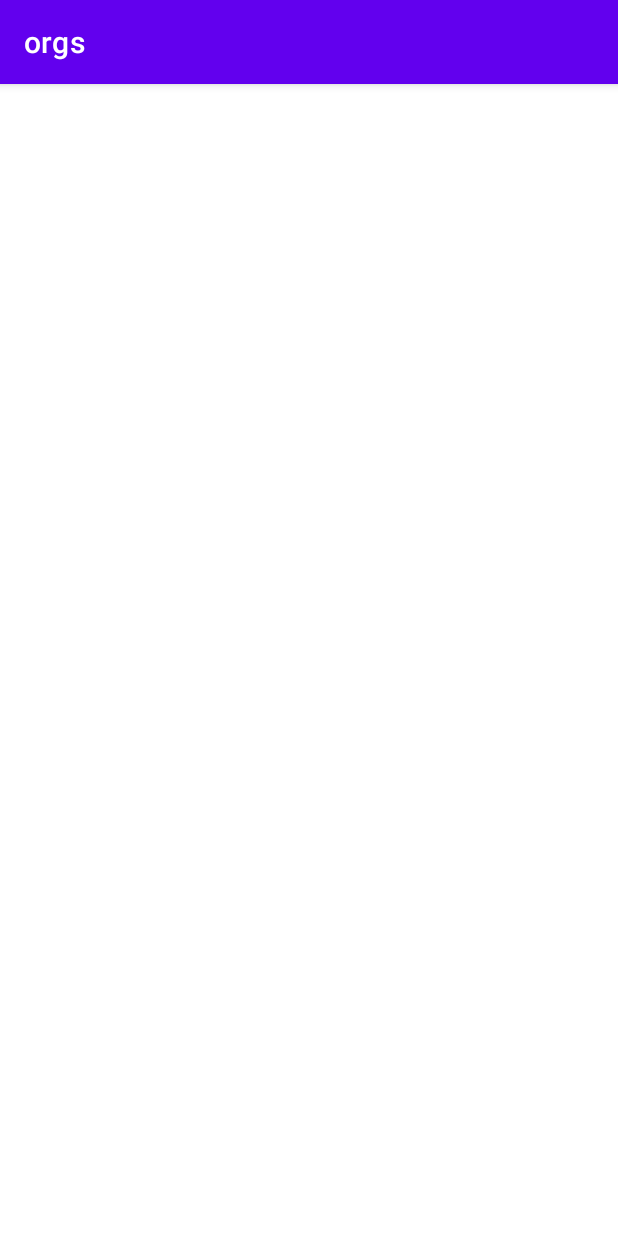
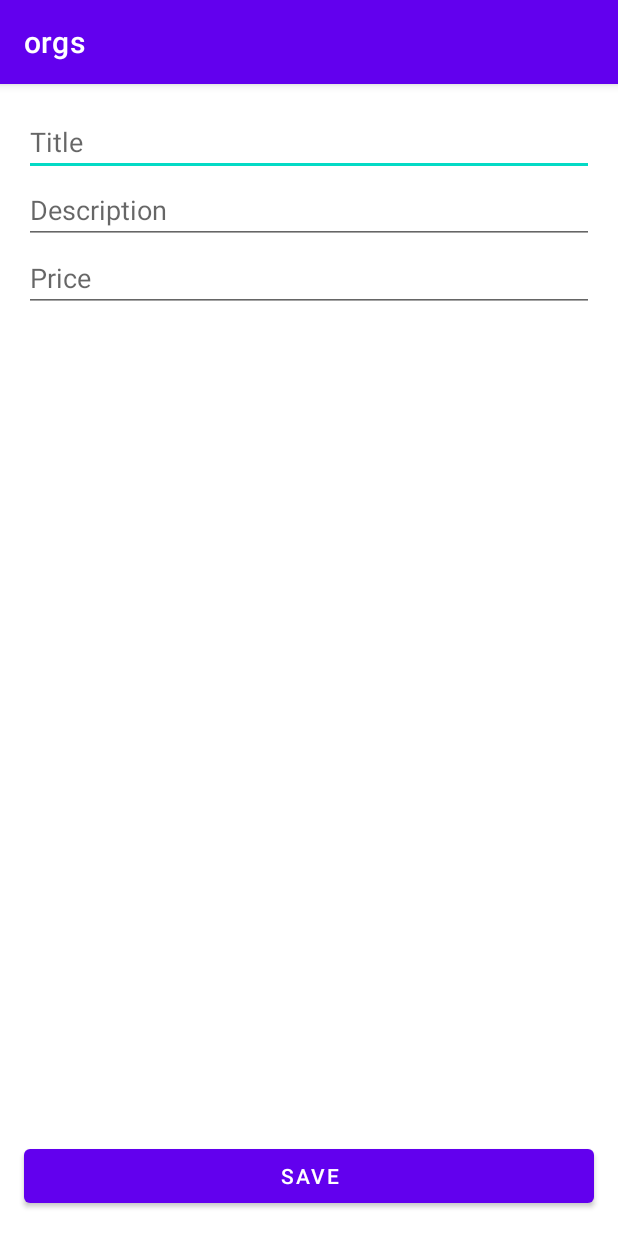
Before and after one commit to aline-mattos/orgs, an Android app: the ProductFormActivity screen opened directly, with no data from a screen before it, on a phone screen of 412 x 824 dp. Run offline under Robolectric (Android 15) with nearby library versions, the phone set to English and light mode, and no system bars.

Commit message:
implementing form

```diff
--- a/app/src/main/java/com/belominha/orgs/model/Product.kt
+++ b/app/src/main/java/com/belominha/orgs/model/Product.kt
@@ -2,8 +2,8 @@ package com.belominha.orgs.model
 
 import java.math.BigDecimal
 
-class Product(
+data class Product(
     val title: String,
     val description: String,
-    val value: BigDecimal
+    val price: BigDecimal
 )
--- a/app/src/main/java/com/belominha/orgs/ui/recyclerview/viewholder/ProductViewHolder.kt
+++ b/app/src/main/java/com/belominha/orgs/ui/recyclerview/viewholder/ProductViewHolder.kt
@@ -13,6 +13,6 @@ class ProductViewHolder(view: View) : RecyclerView.ViewHolder(view) {
         val description = itemView.findViewById<TextView>(R.id.description)
         description.text = product.description
         val value = itemView.findViewById<TextView>(R.id.value)
-        value.text = product.value.toPlainString()
+        value.text = product.price.toPlainString()
     }
 }
--- a/app/src/main/res/layout/activity_product_form.xml
+++ b/app/src/main/res/layout/activity_product_form.xml
@@ -1,9 +1,55 @@
 <?xml version="1.0" encoding="utf-8"?>
-<androidx.constraintlayout.widget.ConstraintLayout xmlns:android="http://schemas.android.com/apk/res/android"
-    xmlns:app="http://schemas.android.com/apk/res-auto"
+<ScrollView
+    xmlns:android="http://schemas.android.com/apk/res/android"
     xmlns:tools="http://schemas.android.com/tools"
     android:layout_width="match_parent"
     android:layout_height="match_parent"
-    tools:context=".ui.activity.ProductFormActivity">
+    android:fillViewport="true">
 
-</androidx.constraintlayout.widget.ConstraintLayout>
+    <LinearLayout
+        android:layout_width="match_parent"
+        android:layout_height="wrap_content"
+        android:orientation="vertical"
+        tools:context=".ui.activity.ProductFormActivity">
+
+        <LinearLayout
+            android:layout_width="match_parent"
+            android:layout_height="0dp"
+            android:layout_margin="16dp"
+            android:layout_weight="1"
+            android:orientation="vertical">
+
+            <EditText
+                android:id="@+id/product_title"
+                android:layout_width="match_parent"
+                android:layout_height="wrap_content"
+                android:hint="Title"
+                android:inputType="text" />
+
+            <EditText
+                android:id="@+id/product_description"
+                android:layout_width="match_parent"
+                android:layout_height="wrap_content"
+                android:hint="Description"
+                android:inputType="text" />
+
+            <EditText
+                android:id="@+id/product_price"
+                android:layout_width="match_parent"
+                android:layout_height="wrap_content"
+                android:hint="Price"
+                android:inputType="numberDecimal" />
+
+        </LinearLayout>
+
+        <Button
+            android:id="@+id/button_save"
+            android:layout_width="match_parent"
+            android:layout_height="wrap_content"
+            android:layout_gravity="bottom|end"
+            android:layout_marginStart="16dp"
+            android:layout_marginEnd="16dp"
+            android:layout_marginBottom="16dp"
+            android:text="Save" />
+    </LinearLayout>
+</ScrollView>
```
Also changed, not shown: app/src/main/AndroidManifest.xml (+1 -8 lines), app/src/main/java/com/belominha/orgs/ui/activity/ProductFormActivity.kt (+32 -1 lines).
